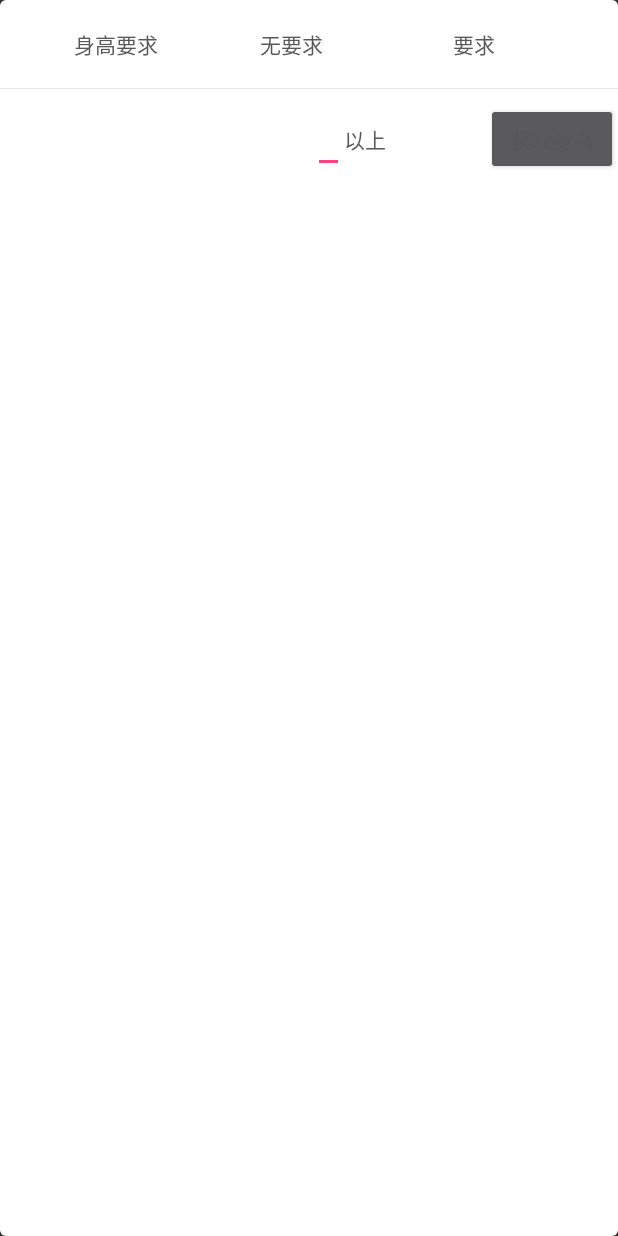
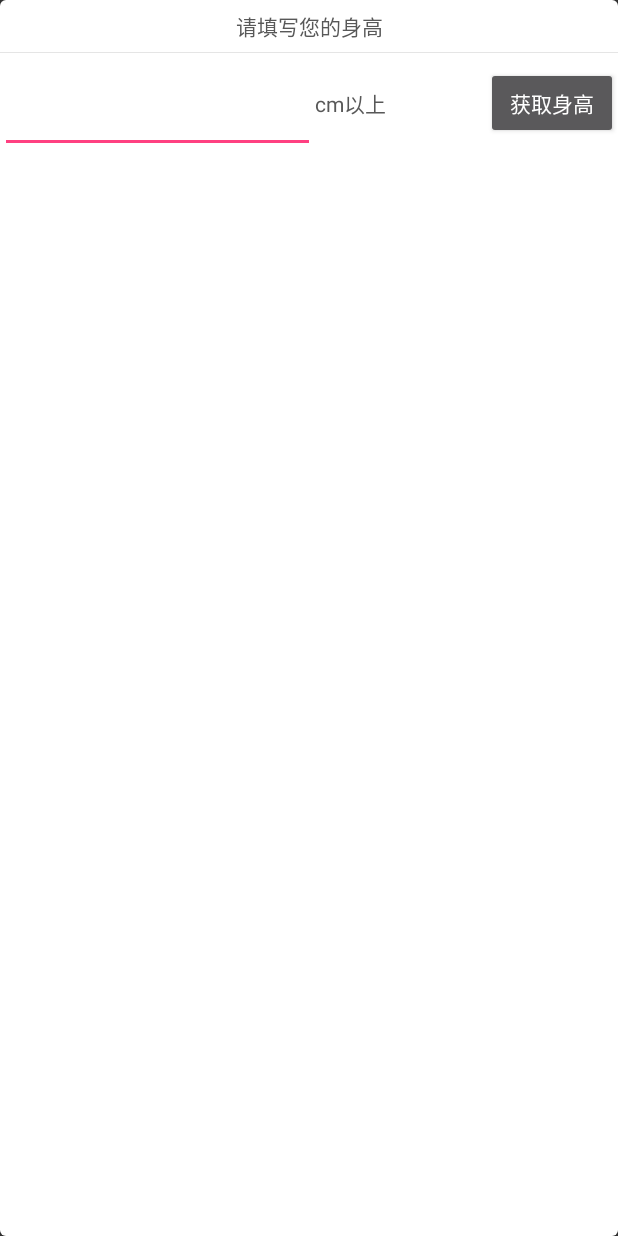
Before and after one commit to AnthonyCoder/PowerfulDialog, an Android app: the layout dialog_radio_select.xml on its own in the app's theme, with its tools: preview values and no code run, on a phone screen of 412 x 824 dp. Run offline under Robolectric (Android 15) with nearby library versions, the phone set to English and light mode, and no system bars.

```diff
--- a/app/src/main/java/android/maple/powerfuldialog/utils/ToastUtils.java
+++ b/app/src/main/java/android/maple/powerfuldialog/utils/ToastUtils.java
@@ -4,7 +4,7 @@ import android.content.Context;
 import android.widget.Toast;
 
 /**
- * Created by hzh on 2016/9/29.
+ * Created by wz on 2016/9/29.
  * 快速连续点击了五次按钮，Toast就触发了五次。
  * 这样的体验其实是不好的，因为也许用户是手抖了一下多点了几次，导致Toast就长时间关闭不掉了。
  * 又或者我们其实已在进行其他操作了，应该弹出新的Toast提示，而上一个Toast却还没显示结束。
--- a/app/src/main/res/layout/dialog_radio_select.xml
+++ b/app/src/main/res/layout/dialog_radio_select.xml
@@ -4,39 +4,13 @@
     android:layout_width="wrap_content"
     android:background="@drawable/bg_shape_dialog_normal"
     android:layout_height="match_parent">
-    <LinearLayout
+    <TextView
         android:layout_width="match_parent"
-        android:padding="20px"
-        android:gravity="center_vertical"
-        android:orientation="horizontal"
-        android:layout_height="wrap_content">
-        <TextView
-            android:layout_width="0dp"
-            android:layout_weight="1"
-            android:gravity="center"
-            android:textColor="@color/text_gray_normal"
-            android:layout_height="wrap_content"
-            android:text="身高要求"/>
-        <RadioGroup
-            android:layout_width="0dp"
-            android:layout_weight="2"
-            android:orientation="horizontal"
-            android:layout_height="wrap_content">
-            <RadioButton
-                android:layout_weight="1"
-                android:layout_width="0dp"
-                android:textColor="@color/text_gray_normal"
-                android:layout_height="wrap_content"
-                android:text="无要求"/>
-
-            <RadioButton
-                android:layout_weight="1"
-                android:textColor="@color/text_gray_normal"
-                android:layout_width="0dp"
-                android:layout_height="wrap_content"
-                android:text="要求"/>
-        </RadioGroup>
-    </LinearLayout>
+        android:layout_height="wrap_content"
+        android:textColor="@color/text_gray_normal"
+        android:gravity="center"
+        android:padding="10px"
+        android:text="请填写您的身高"/>
     <View
         android:layout_width="match_parent"
         android:layout_height="1px"
@@ -46,26 +20,25 @@
         android:orientation="horizontal"
         android:gravity="center_vertical"
         android:layout_height="100px">
-        <View
-            android:layout_width="0dp"
-            android:layout_weight="1"
-            android:layout_height="wrap_content"/>
         <EditText
             android:id="@+id/et_height"
-            android:layout_width="wrap_content"
             android:textColor="@color/text_gray_normal"
-            android:layout_height="wrap_content" />
+            android:inputType="number"
+            android:layout_width="0dp"
+            android:gravity="center_vertical|right"
+            android:layout_height="match_parent"
+            android:layout_weight="1" />
         <TextView
             android:layout_width="wrap_content"
             android:layout_height="wrap_content"
             android:textColor="@color/text_gray_normal"
             android:paddingRight="100px"
-            android:text="以上"/>
+            android:text="cm以上"/>
         <Button
             android:id="@+id/bt_getheight"
             android:layout_width="wrap_content"
             android:layout_height="wrap_content"
-            android:textColor="@color/text_gray_normal"
+            android:textColor="@color/white"
             android:text="获取身高"/>
     </LinearLayout>
 </LinearLayout>
--- a/build.gradle
+++ b/build.gradle
@@ -5,7 +5,7 @@ buildscript {
         jcenter()
     }
     dependencies {
-        classpath 'com.android.tools.build:gradle:2.2.3'
+        classpath 'com.android.tools.build:gradle:2.3.1'
 
         // NOTE: Do not place your application dependencies here; they belong
         // in the individual module build.gradle files
```
Also changed, not shown: app/src/main/java/android/maple/powerfuldialog/MainActivity.java (+12 -10 lines), app/src/main/java/android/maple/powerfuldialog/dialog/PowerfulController.java (renamed from app/src/main/java/android/maple/powerfuldialog/dialog/AlertController.java, +19 -8 lines), app/src/main/java/android/maple/powerfuldialog/dialog/PowerfulDialog.java (renamed from app/src/main/java/android/maple/powerfuldialog/dialog/AppAlertDialog.java, +40 -29 lines), app/src/main/java/android/maple/powerfuldialog/dialog/custom/GetPhotoDialog.java (added, +8 -0 lines), app/src/main/java/android/maple/powerfuldialog/utils/ScreenUtils.java (added, +235 -0 lines), gradle/wrapper/gradle-wrapper.properties.
